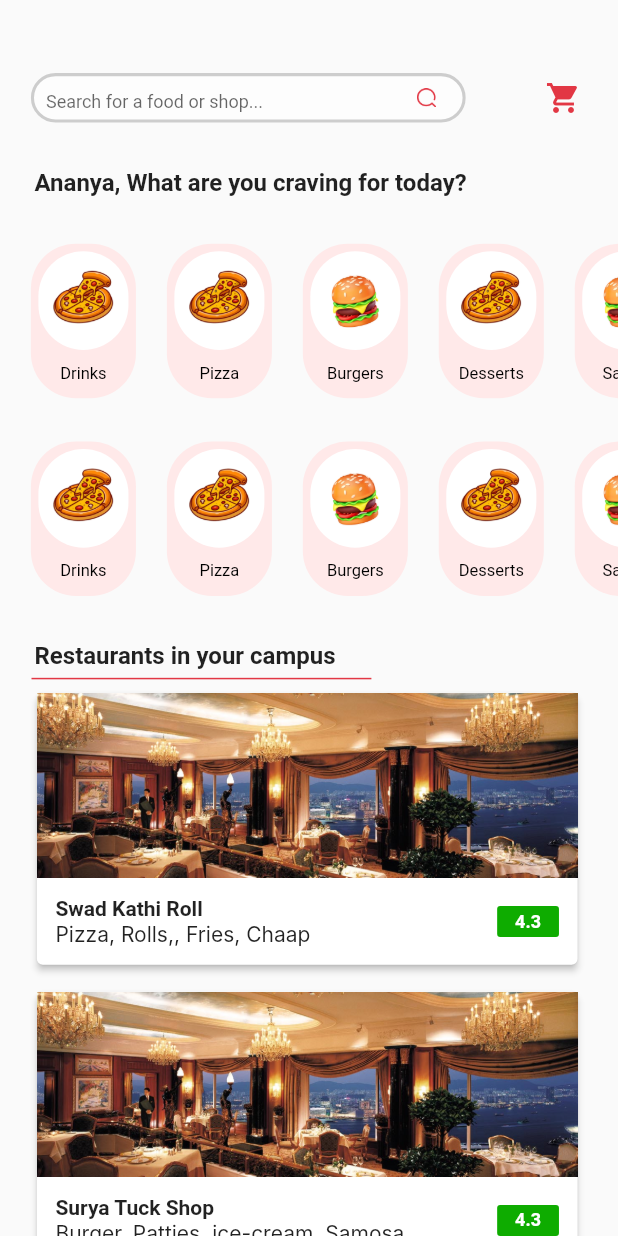
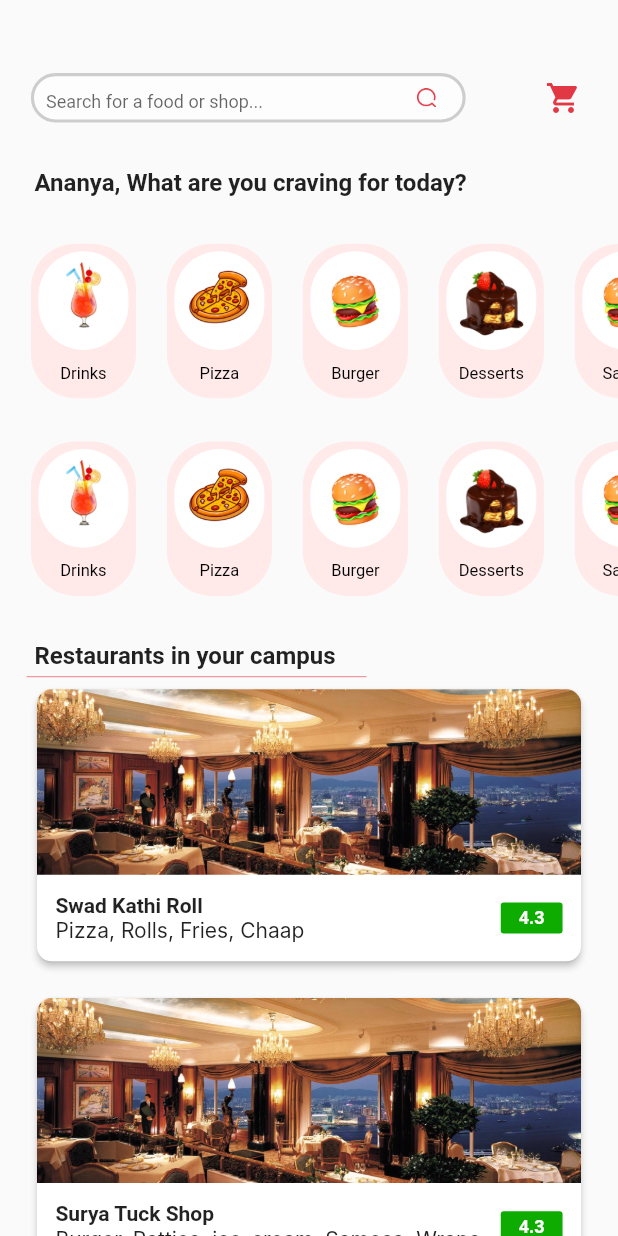
Before and after one commit to Ana4506/Feast, a Flutter app: the HomeScreen screen opened directly, on a phone screen of 412 x 824 dp. Run offline on Flutter 3.47's test engine with Material 2 defaults, Android fonts, the phone set to English and light mode, and no system bars; our stand-ins replace equatable; Roboto replaces fonts that are missing (Inter, Space Grotesk, Urbanist).

Commit message:
screen: category, restaurant filter

```diff
--- a/lib/models/category.dart
+++ b/lib/models/category.dart
@@ -1,6 +1,4 @@
 import 'package:equatable/equatable.dart';
-
-
 
 class Category extends Equatable {
   final String id;
@@ -35,7 +33,7 @@ class Category extends Equatable {
       id: '1',
       name: 'Drinks',
       description: 'This is a test description',
-      imageUrl: 'assets/pizza.png',
+      imageUrl: 'assets/drinks.png',
       index: 0,
     ),
     Category(
@@ -47,7 +45,7 @@ class Category extends Equatable {
     ),
     Category(
       id: '3',
-      name: 'Burgers',
+      name: 'Burger',
       description: 'This is a test description',
       imageUrl: 'assets/burger.png',
       index: 2,
@@ -56,7 +54,7 @@ class Category extends Equatable {
       id: '4',
       name: 'Desserts',
       description: 'This is a test description',
-      imageUrl: 'assets/pizza.png',
+      imageUrl: 'assets/desserts.png',
       index: 3,
     ),
     Category(
--- a/lib/models/restraunt.dart
+++ b/lib/models/restraunt.dart
@@ -79,7 +79,7 @@ class Restaurant extends Equatable {
       name: 'Swad Kathi Roll',
       description: 'description',
       imageUrl: 'assets/rest.png',
-      tags: const ['Pizza', 'Rolls,', 'Fries', 'Chaap'],
+      tags: const ['Pizza', 'Rolls', 'Fries', 'Chaap'],
       menuItems: MenuItem.menuItems
           .where((menuItem) => menuItem.restaurantId == 1)
           .toList(),
@@ -89,7 +89,7 @@ class Restaurant extends Equatable {
       name: 'Surya Tuck Shop',
       description: 'description',
       imageUrl: 'assets/rest.png',
-      tags: ['Burger', 'Patties', 'ice-cream', 'Samosa'],
+      tags: ['Burger', 'Patties', 'ice-cream', 'Samosa', 'Wraps'],
       menuItems: MenuItem.menuItems
           .where((menuItem) => menuItem.restaurantId == 2)
           .toList(),
@@ -114,5 +114,15 @@ class Restaurant extends Equatable {
           .where((menuItem) => menuItem.restaurantId == 4)
           .toList(),
     ),
+    Restaurant(
+      id: 5,
+      name: 'Quench',
+      description: 'description',
+      imageUrl: 'assets/rest.png',
+      tags: ['Pizza', 'Burger', 'Wraps', 'Choley Bhature'],
+      menuItems: MenuItem.menuItems
+          .where((menuItem) => menuItem.restaurantId == 5)
+          .toList(),
+    ),
   ];
 }
--- a/lib/screens/homescreen.dart
+++ b/lib/screens/homescreen.dart
@@ -145,14 +145,14 @@ class _HomeScreenState extends State<HomeScreen> {
               ),
             ),
             Padding(
-              padding: const EdgeInsets.only(left: 20.0),
+              padding: EdgeInsets.only(left: width * 0.042),
               child: Row(
                 children: <Widget>[
                   Padding(
-                    padding:
-                        const EdgeInsets.symmetric(horizontal: 1, vertical: 5),
+                    padding: EdgeInsets.symmetric(
+                        horizontal: width * 0.001, vertical: height * 0.005),
                     child: Container(
-                      height: 1,
+                      height: height * 0.0005,
                       width: width * 0.55,
                       color: const Color(0xffE23744),
                     ),
--- a/lib/widgets/categoryBox.dart
+++ b/lib/widgets/categoryBox.dart
@@ -1,17 +1,31 @@
 import 'package:feast/models/category.dart';
+import 'package:feast/models/restraunt.dart';
 import 'package:flutter/material.dart';
+import 'package:feast/widgets/restaurantfilter.dart';
 
 class CategoryBox extends StatelessWidget {
   final Category category;
-  const CategoryBox({super.key, required this.category});
+  const CategoryBox({Key? key, required this.category}) : super(key: key);
 
   @override
   Widget build(BuildContext context) {
     double height = MediaQuery.of(context).size.height;
     double width = MediaQuery.of(context).size.width;
-    return Container(
+    return GestureDetector(
+      onTap: () {
+        Navigator.of(context).push(
+          MaterialPageRoute(
+            builder: (context) => RestaurantFilter(
+              category: category,
+              restaurants: Restaurant.restaurants,
+            ),
+          ),
+        );
+      },
+      child: Container(
         width: width * 0.17,
-      margin: EdgeInsets.fromLTRB(width * 0.05, height * 0.01, 0, width * 0.05),
+        margin:
+            EdgeInsets.fromLTRB(width * 0.05, height * 0.01, 0, width * 0.05),
         decoration: BoxDecoration(
           color: Color(0xffFFE9E9),
           borderRadius: BorderRadius.circular(30),
@@ -49,6 +63,7 @@ class CategoryBox extends StatelessWidget {
             ),
           ],
         ),
+      ),
     );
   }
 }
--- a/lib/widgets/restaurantCard.dart
+++ b/lib/widgets/restaurantCard.dart
@@ -1,5 +1,6 @@
 import 'package:feast/models/restraunt.dart';
 import 'package:flutter/material.dart';
+import 'package:feast/screens/rest_details.dart';
 
 class RestaurantCard extends StatelessWidget {
   final Restaurant restaurant;
@@ -10,10 +11,22 @@ class RestaurantCard extends StatelessWidget {
     double height = MediaQuery.of(context).size.height;
     double width = MediaQuery.of(context).size.width;
 
-    return Padding(
-      padding: EdgeInsets.fromLTRB(width * 0.05, 0, 23, 10),
+    return GestureDetector(
+      onTap: () {
+        Navigator.of(context).push(
+          MaterialPageRoute(
+            builder: (context) => RestaurantDetailPage(restaurant: restaurant),
+          ),
+        );
+      },
+      child: Padding(
+        padding:
+            EdgeInsets.fromLTRB(width * 0.05, 0, width * 0.05, height * 0.02),
         child: Card(
           elevation: 2.0,
+          shape: RoundedRectangleBorder(
+            borderRadius: BorderRadius.circular(10.0),
+          ),
           child: Column(
             crossAxisAlignment: CrossAxisAlignment.start,
             children: [
@@ -24,6 +37,10 @@ class RestaurantCard extends StatelessWidget {
                   image: DecorationImage(
                     image: AssetImage(restaurant.imageUrl),
                     fit: BoxFit.cover,
+                  ),
+                  borderRadius: BorderRadius.only(
+                    topLeft: Radius.circular(10.0),
+                    topRight: Radius.circular(10.0),
                   ),
                 ),
               ),
@@ -84,6 +101,7 @@ class RestaurantCard extends StatelessWidget {
             ],
           ),
         ),
+      ),
     );
   }
 }
--- a/pubspec.yaml
+++ b/pubspec.yaml
@@ -66,6 +66,8 @@ flutter:
     - assets/burger.png
     - assets/pizza.png
     - assets/rest.png
+    - assets/drinks.png
+    - assets/desserts.png
 
   # An image asset can refer to one or more resolution-specific "variants", see
   # https://flutter.dev/assets-and-images/#resolution-aware
```
Also changed, not shown: lib/screens/rest_details.dart (added, +25 -0 lines), lib/widgets/restaurantFilter.dart (added, +74 -0 lines), assets/desserts.png (added), assets/drinks.png (added). Lines whose indentation alone changed are shown as unchanged.
